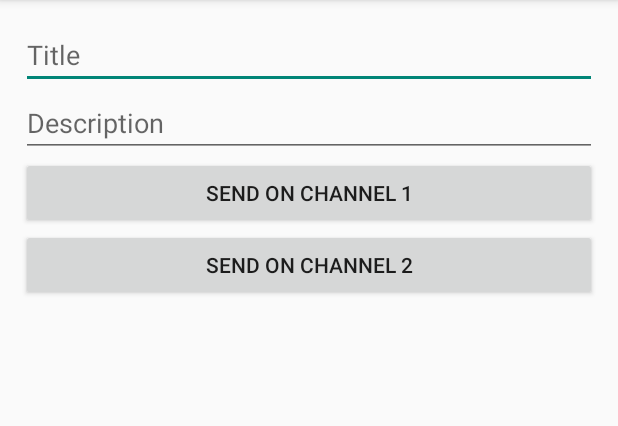
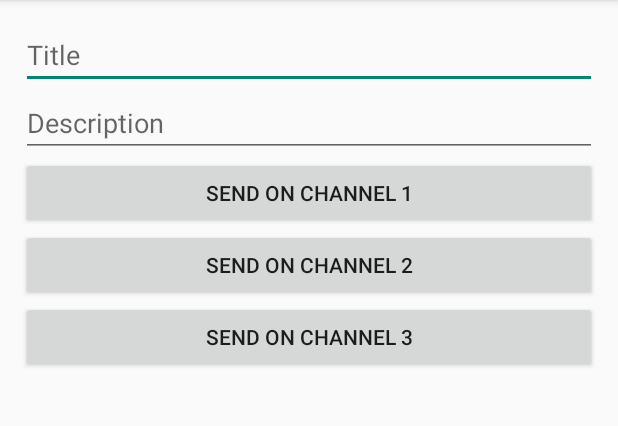
Before and after one commit to IdirBelmokhtar/Android-Notification, an Android app: the screen it shows after launch (MainActivity), on a phone screen of 412 x 824 dp, the part 84-510 px from its top. Run offline under Robolectric (Android 15) with nearby library versions, the phone set to English and light mode, and no system bars.

Commit message:
Action button of notification

```diff
--- a/app/src/main/AndroidManifest.xml
+++ b/app/src/main/AndroidManifest.xml
@@ -19,6 +19,7 @@
                 <category android:name="android.intent.category.LAUNCHER" />
             </intent-filter>
         </activity>
+        <receiver android:name=".NotificationReceiver"/>
     </application>
 
 </manifest>
--- /dev/null
+++ b/app/src/main/res/drawable/ic_baseline_looks_3_24.xml
@@ -0,0 +1,10 @@
+<vector xmlns:android="http://schemas.android.com/apk/res/android"
+    android:width="24dp"
+    android:height="24dp"
+    android:viewportWidth="24"
+    android:viewportHeight="24"
+    android:tint="?attr/colorControlNormal">
+  <path
+      android:fillColor="@android:color/white"
+      android:pathData="M19.01,3h-14c-1.1,0 -2,0.9 -2,2v14c0,1.1 0.9,2 2,2h14c1.1,0 2,-0.9 2,-2L21.01,5c0,-1.1 -0.9,-2 -2,-2zM15.01,10.5c0,0.83 -0.67,1.5 -1.5,1.5 0.83,0 1.5,0.67 1.5,1.5L15.01,15c0,1.11 -0.9,2 -2,2h-4v-2h4v-2h-2v-2h2L13.01,9h-4L9.01,7h4c1.1,0 2,0.89 2,2v1.5z"/>
+</vector>
--- a/app/src/main/res/layout/activity_main.xml
+++ b/app/src/main/res/layout/activity_main.xml
@@ -31,5 +31,10 @@
         android:layout_height="wrap_content"
         android:text="send on channel 2"
         android:onClick="sendOnChannel2"/>
+    <Button
+        android:layout_width="match_parent"
+        android:layout_height="wrap_content"
+        android:text="send on channel 3"
+        android:onClick="sendOnChannel3"/>
 
 </LinearLayout>
```
Also changed, not shown: app/src/main/java/com/example/androidnotification/MainActivity.java (+30 -0 lines), app/src/main/java/com/example/androidnotification/NotificationReceiver.java (added, +15 -0 lines).
